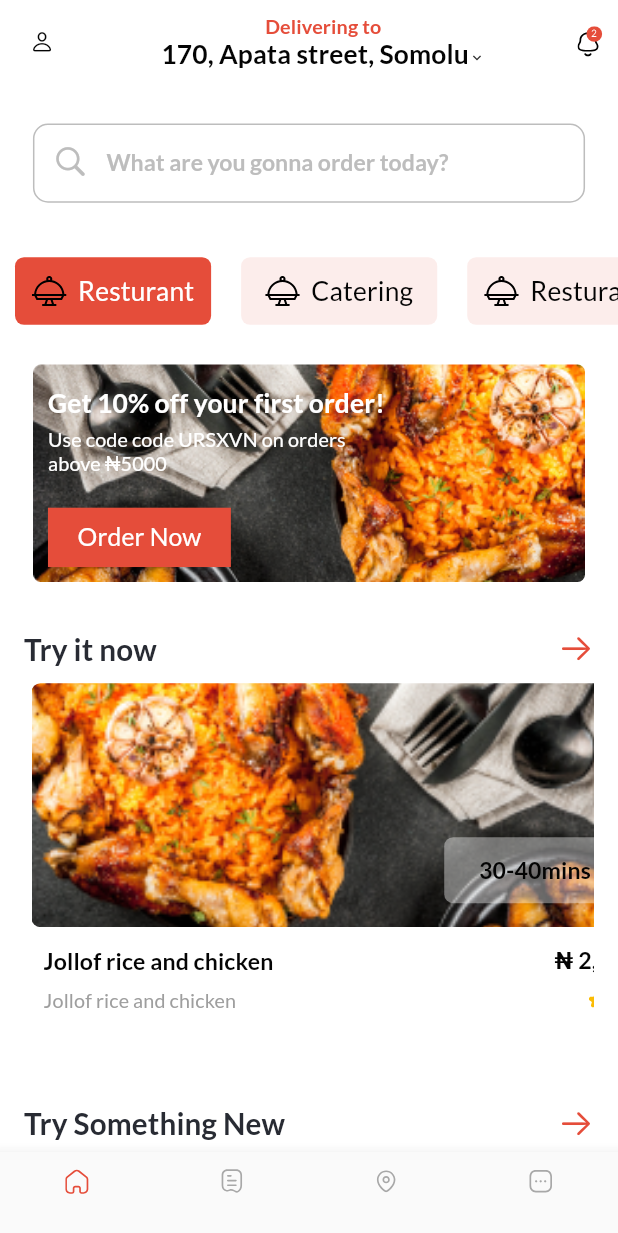
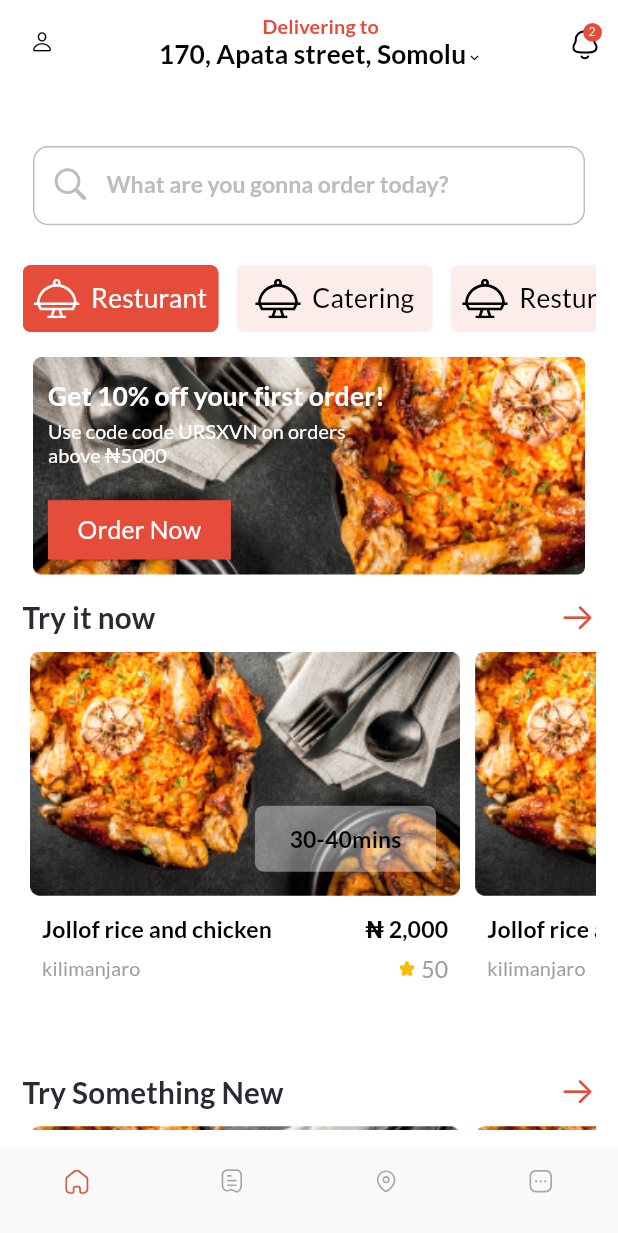
Before and after one commit to Collins-01/Interview_Test, a Flutter app: the HomeView screen opened by its route, on a phone screen of 412 x 824 dp. Shown: the top 1233 px of the screen. Run offline on Flutter 3.47's test engine with Material 2 defaults, Android fonts, the phone set to English and light mode, and no system bars; our stand-ins replace device_preview, flutter_svg, get_it, google_fonts, stacked.

Commit message:
Fixed the responsiveness of the home,unauthenticated, splash screen views

```diff
--- a/lib/main.dart
+++ b/lib/main.dart
@@ -1,3 +1,5 @@
+import 'package:device_preview/device_preview.dart';
+import 'package:flutter/foundation.dart';
 import 'package:flutter/material.dart';
 import 'package:interview_test/locator.dart';
 import 'package:interview_test/routings.dart';
@@ -7,7 +9,11 @@ import 'package:interview_test/views/authentications/splash_screen_view.dart';
 
 void main() {
   setUpLocator();
-  runApp(MyApp());
+  runApp(
+  DevicePreview(
+      enabled: !kReleaseMode,
+      builder: (context) => MyApp(),
+    ));
 }
 
 class MyApp extends StatelessWidget {
@@ -20,6 +26,9 @@ class MyApp extends StatelessWidget {
       theme: MyTheme().themeData,
       onGenerateRoute: Routings.generateRoutes,
       home: SpalshScreenView(),
+      builder: DevicePreview.appBuilder,
+
+
       navigatorKey: locator<NavigationService>().navigationKey,
     );
   }
--- a/lib/views/authentications/sign_up_view.dart
+++ b/lib/views/authentications/sign_up_view.dart
@@ -16,6 +16,7 @@ class SignUpView extends StatelessWidget {
   Widget build(BuildContext context) {
     SizeConfig().init(context);
     return ViewModelBuilder<SignUpViewModel>.reactive(
+
       viewModelBuilder: ()=>SignUpViewModel(),
       builder: (context, model,_) {
         return Scaffold(
--- a/lib/views/authentications/unauthenticated_view.dart
+++ b/lib/views/authentications/unauthenticated_view.dart
@@ -34,7 +34,7 @@ class UnAuthenticatedView extends StatelessWidget {
                 isPotrait?Container():SizedBox(height: getProportionatefontSize(60),),
                 Center(child: BuildPlayButton()),
                 SizedBox(
-                  height: getProportionatefontSize(50),
+                  height: isPotrait? getProportionatefontSize(50):getProportionatefontSize(20),
                 ),
                 Column(
                   children: [
@@ -88,7 +88,7 @@ class UnAuthenticatedView extends StatelessWidget {
                   onTap: () {},
                 ),
                 SizedBox(
-                  height: getProportionateAdjustedfontSize(100),
+                  height: getProportionateAdjustedfontSize(70),
                 )
               ],
             ),
--- a/lib/views/home/components/build_search_box.dart
+++ b/lib/views/home/components/build_search_box.dart
@@ -15,7 +15,7 @@ class SearchField extends StatelessWidget {
     return Container(
       height: getProportionatefontSize(48),
       width:
-          isPortrait ? getProportionatefontSize(335) : SizeConfig.screenWidth!*0.90,
+          isPortrait ? getProportionatefontSize(335) : SizeConfig.screenWidth!,
       decoration: BoxDecoration(
         border: Border.all(color: Color(0xffBDBDBD)),
         borderRadius: BorderRadius.all(
@@ -25,12 +25,14 @@ class SearchField extends StatelessWidget {
       child: TextField(
         decoration: InputDecoration(
           // suffixIcon:Icon(CupertinoIcons.filt),
+          // suffix: SvgPicture.asset('assets/icons/Filter.svg',height: getProportionateAdjustedfontSize(24),),
           prefixIcon: Icon(
             CupertinoIcons.search,
+            size: getProportionateAdjustedfontSize(24),
             color: Color(0xffBDBDBD),
           ),
           contentPadding:
-              const EdgeInsets.symmetric(horizontal: 15, vertical: 15),
+              const EdgeInsets.symmetric(vertical: 15,horizontal: 10),
           border: InputBorder.none,
           hintText: 'What are you gonna order today?',
           hintStyle: TextStyle(
--- a/lib/views/home/components/product_card.dart
+++ b/lib/views/home/components/product_card.dart
@@ -11,15 +11,15 @@ class ProductCard extends StatelessWidget {
     SizeConfig().init(context);
     return Container(
       margin: EdgeInsets.symmetric(horizontal: 5),
-      height: getProportionatefontSize(213),
+      height: getProportionatefontSize(223),
       // color: Colors.blue,
-      width: getProportionatefontSize(375),
+      width: getProportionatefontSize(261),
 
       child: Column(
         children: [
           Container(
               height: getProportionatefontSize(148),
-              width: getProportionatefontSize(375),
+              width: getProportionatefontSize(261),
               decoration: BoxDecoration(
                 borderRadius: BorderRadius.all(Radius.circular(6)),
                 image: DecorationImage(
@@ -86,7 +86,7 @@ class ProductCard extends StatelessWidget {
                   children: [
                     //
                     AppText(
-                      content: 'Jollof rice and chicken',
+                      content: 'kilimanjaro',
                       fontSize: getProportionatefontSize(12),
                       fontWeight: FontWeight.w400,
                       color: Color(0xff9E9E9E),
--- a/lib/views/home/components/product_list.dart
+++ b/lib/views/home/components/product_list.dart
@@ -1,6 +1,6 @@
 import 'package:flutter/cupertino.dart';
 import 'package:flutter/material.dart';
-import 'package:flutter_svg/svg.dart';
+// import 'package:flutter_svg/svg.dart';
 import 'package:interview_test/utils/app_colors.dart';
 import 'package:interview_test/utils/size_config.dart';
 import 'package:interview_test/views/home/components/product_card.dart';
@@ -21,11 +21,10 @@ class ProductList extends StatelessWidget {
     SizeConfig().init(context);
     return Container(
       height: getProportionatefontSize(278),
-      width:
-          isPortrait ? getProportionatefontSize(375) : SizeConfig.screenWidth!,
+      // width:
+      //     isPortrait ? getProportionatefontSize(375) : SizeConfig.screenWidth!,
       decoration: BoxDecoration(color: Color(0xffFFFFFF)),
       child: Container(
-        margin: SizeConfig.appPadding,
         child: Column(
           children: [
             //
--- a/lib/views/home/home_view.dart
+++ b/lib/views/home/home_view.dart
@@ -26,6 +26,8 @@ class _HomeViewState extends State<HomeView> {
   ];
   @override
   Widget build(BuildContext context) {
+    print(MediaQuery.of(context).size.width);
+    double padding=15;
     SizeConfig().init(context);
     return SafeArea(
       top: false,
@@ -45,6 +47,7 @@ class _HomeViewState extends State<HomeView> {
               ),
             ),
             title: Column(
+              mainAxisAlignment: MainAxisAlignment.center,
               children: [
                 AppText(
                   content: "Delivering to",
@@ -77,33 +80,40 @@ class _HomeViewState extends State<HomeView> {
               ],
             ),
             centerTitle: true,
+            elevation: 0.0,
+            // bottom:  PreferredSize(child: Divider(
+            //   color: Color(0xffE0E0E0),
+            // ), preferredSize: Size.fromHeight(getProportionateScreenHeight(inputHeight))),
             actions: [
               Padding(
                 padding: const EdgeInsets.symmetric(horizontal: 10),
                 child: GestureDetector(
                   onTap: () {},
-                  child: SvgPicture.asset('assets/icons/notifications.svg'),
+                  child: SvgPicture.asset('assets/icons/notifications.svg',height: getProportionateAdjustedfontSize(23),),
                 ),
               ),
             ],
           ),
           body: Container(
+            // height: SizeConfig.screenHeight,
+            // width: SizeConfig.screenWidth,
+            margin: EdgeInsets.all(padding),
             child: SingleChildScrollView(
               child: Column(
-                // crossAxisAlignment: C,
+
                 children: [
                   //
                   SizedBox(
                     height: getProportionatefontSize(24),
                   ),
-                  Center(child: SearchField()),
+                  SearchField(),
                   SizedBox(
                     height: getProportionatefontSize(24),
                   ),
                   SingleChildScrollView(
                     scrollDirection: Axis.horizontal,
                     child: Row(
-                      crossAxisAlignment: CrossAxisAlignment.start,
+                      // crossAxisAlignment: CrossAxisAlignment.start,
                       children: List.generate(
                         _items.length,
                         (index) => GestureDetector(
@@ -113,7 +123,7 @@ class _HomeViewState extends State<HomeView> {
                             });
                           },
                           child: AnimatedContainer(
-                            margin: EdgeInsetsDirectional.all(10),
+                            margin: EdgeInsets.only(right: 12),
                             height: getProportionatefontSize(41),
                             width: getProportionatefontSize(119),
                             alignment: Alignment.center,
@@ -129,7 +139,7 @@ class _HomeViewState extends State<HomeView> {
                               mainAxisAlignment: MainAxisAlignment.center,
                               children: [
                                 //
-                                SvgPicture.asset("${_items[index]['icon']}"),
+                                SvgPicture.asset("${_items[index]['icon']}",color:  _selectedIndex == index?Colors.white:AppColors.textColor,height: getProportionateAdjustedfontSize(24),),
                                 SizedBox(
                                   width: getProportionatefontSize(7),
                                 ),
@@ -151,6 +161,7 @@ class _HomeViewState extends State<HomeView> {
                   SizedBox(
                     height: getProportionatefontSize(15),
                   ),
+                  //advert
                   Container(
                       height: getProportionatefontSize(132),
                       width: isPortrait
--- a/pubspec.yaml
+++ b/pubspec.yaml
@@ -33,6 +33,7 @@ dependencies:
   provider:
   get_it: ^7.2.0
   stacked:
+  device_preview: ^0.7.4
 
 dev_dependencies:
   flutter_test:
```
Also changed, not shown: lib/views/home/components/home_appbar.dart (added, +11 -0 lines), assets/icons/Filter.svg (added), pubspec.lock, 1 other file.
